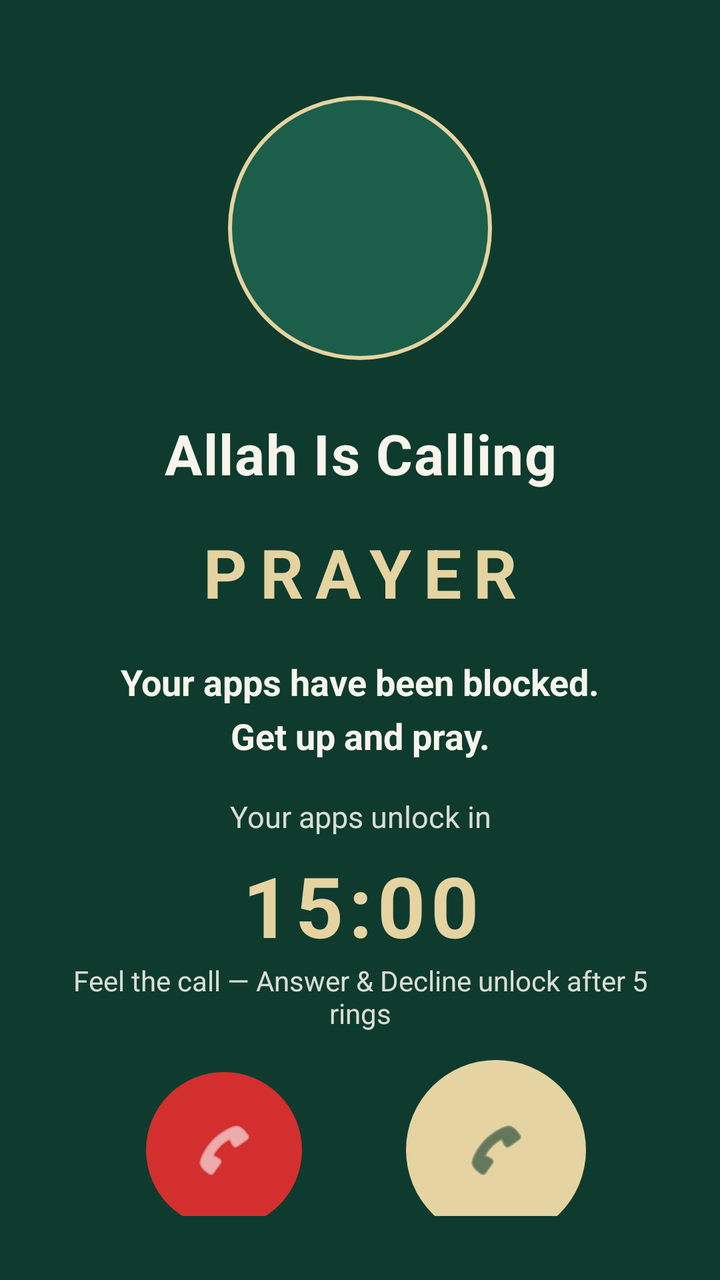
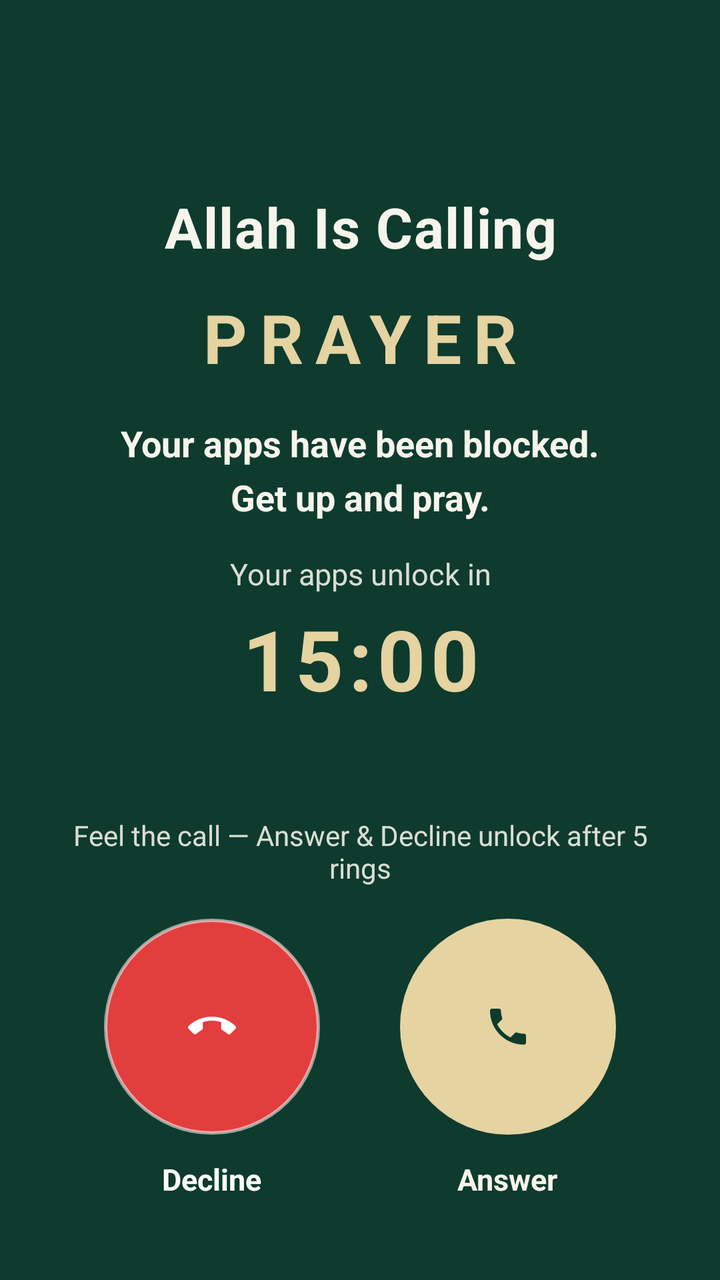

The first picture is an Android layout as it rendered before a commit; the second is the same layout after the commit. The layout source and the unified diff follow.
<!-- AndroidManifest.xml: activity theme GuardLaunchTheme -->
<!-- res/layout/activity_guard_block.xml -->
<?xml version="1.0" encoding="utf-8"?>
<FrameLayout xmlns:android="http://schemas.android.com/apk/res/android"
    android:layout_width="match_parent"
    android:layout_height="match_parent"
    android:background="@color/guard_deep_green"
    android:fitsSystemWindows="true">

    <LinearLayout
        android:layout_width="match_parent"
        android:layout_height="match_parent"
        android:gravity="center_horizontal"
        android:orientation="vertical"
        android:paddingStart="28dp"
        android:paddingEnd="28dp"
        android:paddingTop="48dp"
        android:paddingBottom="32dp">

        <View
            android:layout_width="0dp"
            android:layout_height="0dp"
            android:layout_weight="1" />

        
        <FrameLayout
            android:layout_width="132dp"
            android:layout_height="132dp"
            android:background="@drawable/guard_avatar_circle">

            <ImageView
                android:layout_width="64dp"
                android:layout_height="64dp"
                android:layout_gravity="center"
                android:contentDescription="@null"
                android:src="@mipmap/ic_launcher"
                android:scaleType="centerInside" />
        </FrameLayout>

        <TextView
            android:layout_width="match_parent"
            android:layout_height="wrap_content"
            android:layout_marginTop="28dp"
            android:gravity="center"
            android:letterSpacing="0.02"
            android:text="Allah Is Calling"
            android:textColor="@color/guard_ivory"
            android:textSize="28sp"
            android:textStyle="bold" />

        <TextView
            android:id="@+id/guard_prayer_name"
            android:layout_width="match_parent"
            android:layout_height="wrap_content"
            android:layout_marginTop="18dp"
            android:gravity="center"
            android:letterSpacing="0.18"
            android:text="PRAYER"
            android:textAllCaps="true"
            android:textColor="@color/guard_soft_gold"
            android:textSize="34sp"
            android:textStyle="bold" />

        <TextView
            android:id="@+id/guard_headline"
            android:layout_width="match_parent"
            android:layout_height="wrap_content"
            android:layout_marginTop="20dp"
            android:gravity="center"
            android:lineSpacingMultiplier="1.25"
            android:text="Your apps have been blocked.\nGet up and pray."
            android:textColor="@color/guard_ivory"
            android:textSize="18sp"
            android:textStyle="bold" />

        <TextView
            android:id="@+id/guard_unlock_label"
            android:layout_width="match_parent"
            android:layout_height="wrap_content"
            android:layout_marginTop="18dp"
            android:gravity="center"
            android:text="Your apps unlock in"
            android:textColor="@color/guard_ivory_dim"
            android:textSize="15sp" />

        <TextView
            android:id="@+id/guard_countdown"
            android:layout_width="match_parent"
            android:layout_height="wrap_content"
            android:layout_marginTop="6dp"
            android:gravity="center"
            android:letterSpacing="0.06"
            android:text="15:00"
            android:textColor="@color/guard_soft_gold"
            android:textSize="42sp"
            android:textStyle="bold" />

        <View
            android:layout_width="0dp"
            android:layout_height="0dp"
            android:layout_weight="1.4" />

        <TextView
            android:id="@+id/guard_actions_hint"
            android:layout_width="match_parent"
            android:layout_height="wrap_content"
            android:layout_marginBottom="14dp"
            android:gravity="center"
            android:text="Feel the call — Answer &amp; Decline unlock after 5 rings"
            android:textColor="@color/guard_ivory_dim"
            android:textSize="14sp" />

        <LinearLayout
            android:layout_width="match_parent"
            android:layout_height="wrap_content"
            android:gravity="center"
            android:orientation="horizontal"
            android:paddingStart="16dp"
            android:paddingEnd="16dp"
            android:paddingBottom="24dp">

            <LinearLayout
                android:layout_width="0dp"
                android:layout_height="wrap_content"
                android:layout_weight="1"
                android:gravity="center"
                android:orientation="vertical">

                <ImageButton
                    android:id="@+id/guard_decline"
                    android:layout_width="78dp"
                    android:layout_height="78dp"
                    android:background="@drawable/guard_decline_circle"
                    android:contentDescription="Decline"
                    android:padding="20dp"
                    android:scaleType="centerInside"
                    android:src="@android:drawable/ic_menu_call"
                    android:tint="@android:color/white" />

                <TextView
                    android:layout_width="wrap_content"
                    android:layout_height="wrap_content"
                    android:layout_marginTop="12dp"
                    android:text="Decline"
                    android:textColor="#EF9A9A"
                    android:textSize="14sp"
                    android:textStyle="bold" />
            </LinearLayout>

            <LinearLayout
                android:layout_width="0dp"
                android:layout_height="wrap_content"
                android:layout_weight="1"
                android:gravity="center"
                android:orientation="vertical">

                <ImageButton
                    android:id="@+id/guard_answer"
                    android:layout_width="90dp"
                    android:layout_height="90dp"
                    android:background="@drawable/guard_answer_circle"
                    android:contentDescription="Answer"
                    android:padding="22dp"
                    android:scaleType="centerInside"
                    android:src="@android:drawable/ic_menu_call"
                    android:tint="@color/guard_deep_green" />

                <TextView
                    android:layout_width="wrap_content"
                    android:layout_height="wrap_content"
                    android:layout_marginTop="12dp"
                    android:text="Answer"
                    android:textColor="@color/guard_soft_gold"
                    android:textSize="14sp"
                    android:textStyle="bold" />
            </LinearLayout>
        </LinearLayout>
    </LinearLayout>
</FrameLayout>
<!-- resources referenced by this layout -->
<resources>
  <color name="guard_deep_green">#FF0E3B2E</color>
  <color name="guard_ivory">#FFF7F4EC</color>
  <color name="guard_ivory_dim">#E0F7F4EC</color>
  <color name="guard_soft_gold">#FFE5D3A1</color>
  <!-- drawable guard_answer_circle (drawable) -->
  <?xml version="1.0" encoding="utf-8"?>
  <shape xmlns:android="http://schemas.android.com/apk/res/android"
      android:shape="oval">
      <solid android:color="@color/guard_soft_gold" />
  </shape>
  <!-- drawable guard_avatar_circle (drawable) -->
  <?xml version="1.0" encoding="utf-8"?>
  <shape xmlns:android="http://schemas.android.com/apk/res/android"
      android:shape="oval">
      <solid android:color="#FF1B5E4A" />
      <stroke
          android:width="2dp"
          android:color="@color/guard_soft_gold" />
  </shape>
  <!-- drawable guard_decline_circle (drawable) -->
  <?xml version="1.0" encoding="utf-8"?>
  <shape xmlns:android="http://schemas.android.com/apk/res/android"
      android:shape="oval">
      <solid android:color="#FFD32F2F" />
  </shape>
  <!-- mipmap ic_launcher (mipmap-anydpi-v26) -->
  <?xml version="1.0" encoding="utf-8"?>
  <adaptive-icon xmlns:android="http://schemas.android.com/apk/res/android">
    <background android:drawable="@color/ic_launcher_background"/>
    <foreground>
        <inset
            android:drawable="@drawable/ic_launcher_foreground"
            android:inset="16%" />
    </foreground>
  </adaptive-icon>
  <style name="GuardLaunchTheme" parent="@android:style/Theme.Light.NoTitleBar">
          <item name="android:windowBackground">@drawable/guard_launch_background</item>
          <item name="android:statusBarColor">@color/guard_deep_green</item>
          <item name="android:navigationBarColor">@color/guard_deep_green</item>
      </style>
  <color name="ic_launcher_background">#0E3B2E</color>
  <!-- drawable ic_launcher_foreground: png bitmap (drawable-hdpi, 24111 bytes) -->
  <!-- drawable guard_launch_background (drawable) -->
  <?xml version="1.0" encoding="utf-8"?>
  <layer-list xmlns:android="http://schemas.android.com/apk/res/android">
      <item android:drawable="@color/guard_deep_green" />
  </layer-list>
</resources>

<!-- the commit's change to res/layout/activity_guard_block.xml (unified diff, before → after) -->
@@ -1,44 +1,47 @@
 <?xml version="1.0" encoding="utf-8"?>
 <FrameLayout xmlns:android="http://schemas.android.com/apk/res/android"
+    android:id="@+id/guard_root"
     android:layout_width="match_parent"
     android:layout_height="match_parent"
-    android:background="@color/guard_deep_green"
-    android:fitsSystemWindows="true">
+    android:background="@color/guard_deep_green">
+
+    <ImageView
+        android:id="@+id/guard_hero"
+        android:layout_width="match_parent"
+        android:layout_height="match_parent"
+        android:contentDescription="@null"
+        android:importantForAccessibility="no"
+        android:scaleType="matrix" />
+
+    <View
+        android:id="@+id/guard_scrim"
+        android:layout_width="match_parent"
+        android:layout_height="match_parent" />
+
+    <View
+        android:id="@+id/guard_glow"
+        android:layout_width="match_parent"
+        android:layout_height="280dp"
+        android:layout_gravity="bottom" />
 
     <LinearLayout
         android:layout_width="match_parent"
         android:layout_height="match_parent"
         android:gravity="center_horizontal"
         android:orientation="vertical"
-        android:paddingStart="28dp"
-        android:paddingEnd="28dp"
-        android:paddingTop="48dp"
-        android:paddingBottom="32dp">
+        android:paddingStart="32dp"
+        android:paddingTop="56dp"
+        android:paddingEnd="32dp"
+        android:paddingBottom="28dp">
 
         <View
             android:layout_width="0dp"
             android:layout_height="0dp"
-            android:layout_weight="1" />
-
-        
-        <FrameLayout
-            android:layout_width="132dp"
-            android:layout_height="132dp"
-            android:background="@drawable/guard_avatar_circle">
-
-            <ImageView
-                android:layout_width="64dp"
-                android:layout_height="64dp"
-                android:layout_gravity="center"
-                android:contentDescription="@null"
-                android:src="@mipmap/ic_launcher"
-                android:scaleType="centerInside" />
-        </FrameLayout>
+            android:layout_weight="1.15" />
 
         <TextView
             android:layout_width="match_parent"
             android:layout_height="wrap_content"
-            android:layout_marginTop="28dp"
             android:gravity="center"
             android:letterSpacing="0.02"
             android:text="Allah Is Calling"
@@ -50,7 +53,7 @@
             android:id="@+id/guard_prayer_name"
             android:layout_width="match_parent"
             android:layout_height="wrap_content"
-            android:layout_marginTop="18dp"
+            android:layout_marginTop="14dp"
             android:gravity="center"
             android:letterSpacing="0.18"
             android:text="PRAYER"
@@ -63,7 +66,7 @@
             android:id="@+id/guard_headline"
             android:layout_width="match_parent"
             android:layout_height="wrap_content"
-            android:layout_marginTop="20dp"
+            android:layout_marginTop="18dp"
             android:gravity="center"
             android:lineSpacingMultiplier="1.25"
             android:text="Your apps have been blocked.\nGet up and pray."
@@ -75,7 +78,7 @@
             android:id="@+id/guard_unlock_label"
             android:layout_width="match_parent"
             android:layout_height="wrap_content"
-            android:layout_marginTop="18dp"
+            android:layout_marginTop="16dp"
             android:gravity="center"
             android:text="Your apps unlock in"
             android:textColor="@color/guard_ivory_dim"
@@ -85,7 +88,7 @@
             android:id="@+id/guard_countdown"
             android:layout_width="match_parent"
             android:layout_height="wrap_content"
-            android:layout_marginTop="6dp"
+            android:layout_marginTop="4dp"
             android:gravity="center"
             android:letterSpacing="0.06"
             android:text="15:00"
@@ -96,13 +99,13 @@
         <View
             android:layout_width="0dp"
             android:layout_height="0dp"
-            android:layout_weight="1.4" />
+            android:layout_weight="1.5" />
 
         <TextView
             android:id="@+id/guard_actions_hint"
             android:layout_width="match_parent"
             android:layout_height="wrap_content"
-            android:layout_marginBottom="14dp"
+            android:layout_marginBottom="16dp"
             android:gravity="center"
             android:text="Feel the call — Answer &amp; Decline unlock after 5 rings"
             android:textColor="@color/guard_ivory_dim"
@@ -113,9 +116,7 @@
             android:layout_height="wrap_content"
             android:gravity="center"
             android:orientation="horizontal"
-            android:paddingStart="16dp"
-            android:paddingEnd="16dp"
-            android:paddingBottom="24dp">
+            android:paddingBottom="12dp">
 
             <LinearLayout
                 android:layout_width="0dp"
@@ -126,22 +127,21 @@
 
                 <ImageButton
                     android:id="@+id/guard_decline"
-                    android:layout_width="78dp"
-                    android:layout_height="78dp"
+                    android:layout_width="108dp"
+                    android:layout_height="108dp"
                     android:background="@drawable/guard_decline_circle"
                     android:contentDescription="Decline"
-                    android:padding="20dp"
+                    android:padding="37dp"
                     android:scaleType="centerInside"
-                    android:src="@android:drawable/ic_menu_call"
-                    android:tint="@android:color/white" />
+                    android:src="@drawable/ic_guard_call_end" />
 
                 <TextView
                     android:layout_width="wrap_content"
                     android:layout_height="wrap_content"
                     android:layout_marginTop="12dp"
                     android:text="Decline"
-                    android:textColor="#EF9A9A"
-                    android:textSize="14sp"
+                    android:textColor="#FFFFFFFF"
+                    android:textSize="15sp"
                     android:textStyle="bold" />
             </LinearLayout>
 
@@ -154,22 +154,23 @@
 
                 <ImageButton
                     android:id="@+id/guard_answer"
-                    android:layout_width="90dp"
-                    android:layout_height="90dp"
+                    android:layout_width="108dp"
+                    android:layout_height="108dp"
                     android:background="@drawable/guard_answer_circle"
                     android:contentDescription="Answer"
-                    android:padding="22dp"
+                    android:padding="37dp"
                     android:scaleType="centerInside"
-                    android:src="@android:drawable/ic_menu_call"
+                    android:src="@drawable/ic_guard_call"
                     android:tint="@color/guard_deep_green" />
 
                 <TextView
+                    android:id="@+id/guard_answer_label"
                     android:layout_width="wrap_content"
                     android:layout_height="wrap_content"
                     android:layout_marginTop="12dp"
                     android:text="Answer"
-                    android:textColor="@color/guard_soft_gold"
-                    android:textSize="14sp"
+                    android:textColor="@color/guard_ivory"
+                    android:textSize="15sp"
                     android:textStyle="bold" />
             </LinearLayout>
         </LinearLayout>
<!-- resource entries referenced after the edit -->
@@ -10,38 +10,42 @@
       android:shape="oval">
       <solid android:color="@color/guard_soft_gold" />
   </shape>
-  <!-- drawable guard_avatar_circle (drawable) -->
-  <?xml version="1.0" encoding="utf-8"?>
-  <shape xmlns:android="http://schemas.android.com/apk/res/android"
-      android:shape="oval">
-      <solid android:color="#FF1B5E4A" />
-      <stroke
-          android:width="2dp"
-          android:color="@color/guard_soft_gold" />
-  </shape>
   <!-- drawable guard_decline_circle (drawable) -->
   <?xml version="1.0" encoding="utf-8"?>
   <shape xmlns:android="http://schemas.android.com/apk/res/android"
       android:shape="oval">
-      <solid android:color="#FFD32F2F" />
+      <solid android:color="#FFE23E3E" />
+      <stroke
+          android:width="1.5dp"
+          android:color="#8CFFFFFF" />
   </shape>
-  <!-- mipmap ic_launcher (mipmap-anydpi-v26) -->
+  <!-- drawable ic_guard_call (drawable) -->
   <?xml version="1.0" encoding="utf-8"?>
-  <adaptive-icon xmlns:android="http://schemas.android.com/apk/res/android">
-    <background android:drawable="@color/ic_launcher_background"/>
-    <foreground>
-        <inset
-            android:drawable="@drawable/ic_launcher_foreground"
-            android:inset="16%" />
-    </foreground>
-  </adaptive-icon>
+  <vector xmlns:android="http://schemas.android.com/apk/res/android"
+      android:width="24dp"
+      android:height="24dp"
+      android:viewportWidth="24"
+      android:viewportHeight="24">
+      <path
+          android:fillColor="#FFFFFFFF"
+          android:pathData="M6.62,10.79c1.44,2.83 3.76,5.14 6.59,6.59l2.2,-2.2c0.27,-0.27 0.67,-0.36 1.02,-0.24 1.12,0.37 2.33,0.57 3.57,0.57 0.55,0 1,0.45 1,1V20c0,0.55 -0.45,1 -1,1C10.61,21 3,13.39 3,4c0,-0.55 0.45,-1 1,-1h3.5c0.55,0 1,0.45 1,1 0,1.25 0.2,2.45 0.57,3.57 0.11,0.35 0.03,0.74 -0.25,1.02l-2.2,2.2z" />
+  </vector>
+  <!-- drawable ic_guard_call_end (drawable) -->
+  <?xml version="1.0" encoding="utf-8"?>
+  <vector xmlns:android="http://schemas.android.com/apk/res/android"
+      android:width="24dp"
+      android:height="24dp"
+      android:viewportWidth="24"
+      android:viewportHeight="24">
+      <path
+          android:fillColor="#FFFFFFFF"
+          android:pathData="M12,9c-1.6,0 -3.15,0.25 -4.6,0.72v3.1c0,0.39 -0.23,0.74 -0.56,0.9 -0.98,0.49 -1.87,1.12 -2.66,1.85 -0.18,0.18 -0.43,0.27 -0.7,0.27 -0.28,0 -0.53,-0.11 -0.71,-0.29L0.29,13.08c-0.18,-0.17 -0.29,-0.42 -0.29,-0.7 0,-0.28 0.11,-0.53 0.29,-0.71C3.34,8.78 7.46,7 12,7s8.66,1.78 11.71,4.67c0.18,0.18 0.29,0.43 0.29,0.71 0,0.28 -0.11,0.53 -0.29,0.71l-2.48,2.48c-0.18,0.18 -0.43,0.29 -0.71,0.29 -0.27,0 -0.52,-0.09 -0.7,-0.27 -0.79,-0.74 -1.69,-1.36 -2.67,-1.85 -0.33,-0.16 -0.56,-0.5 -0.56,-0.9v-3.1C15.15,9.25 13.6,9 12,9z" />
+  </vector>
   <style name="GuardLaunchTheme" parent="@android:style/Theme.Light.NoTitleBar">
           <item name="android:windowBackground">@drawable/guard_launch_background</item>
           <item name="android:statusBarColor">@color/guard_deep_green</item>
           <item name="android:navigationBarColor">@color/guard_deep_green</item>
       </style>
-  <color name="ic_launcher_background">#0E3B2E</color>
-  <!-- drawable ic_launcher_foreground: png bitmap (drawable-hdpi, 24111 bytes) -->
   <!-- drawable guard_launch_background (drawable) -->
   <?xml version="1.0" encoding="utf-8"?>
   <layer-list xmlns:android="http://schemas.android.com/apk/res/android">
